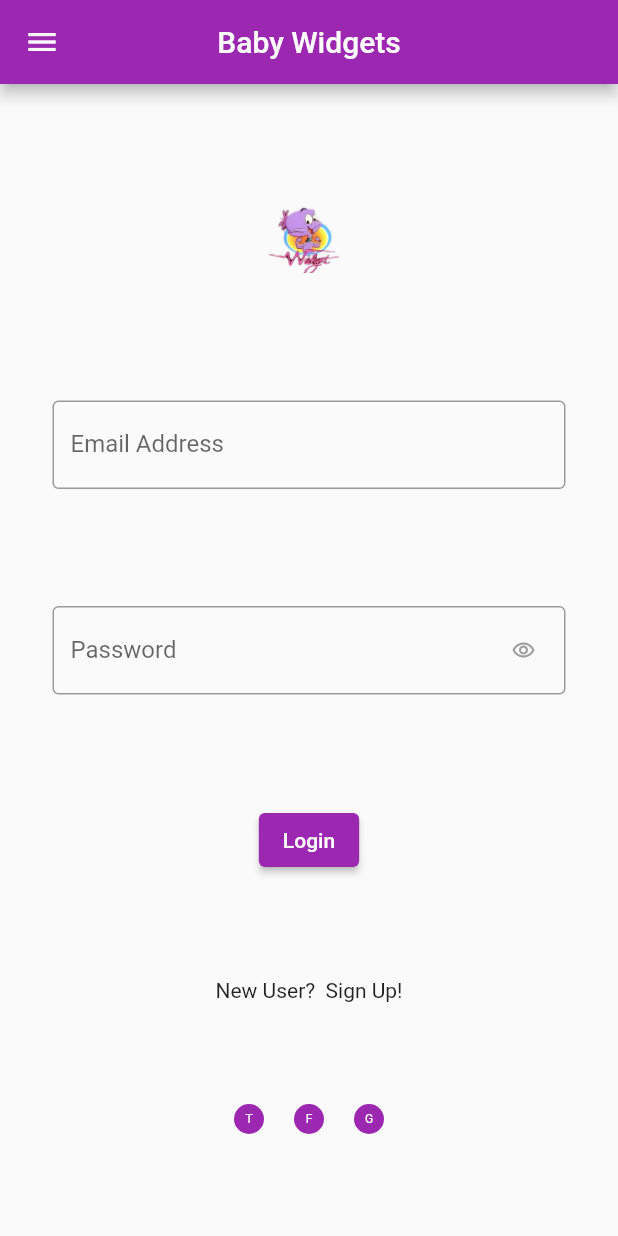
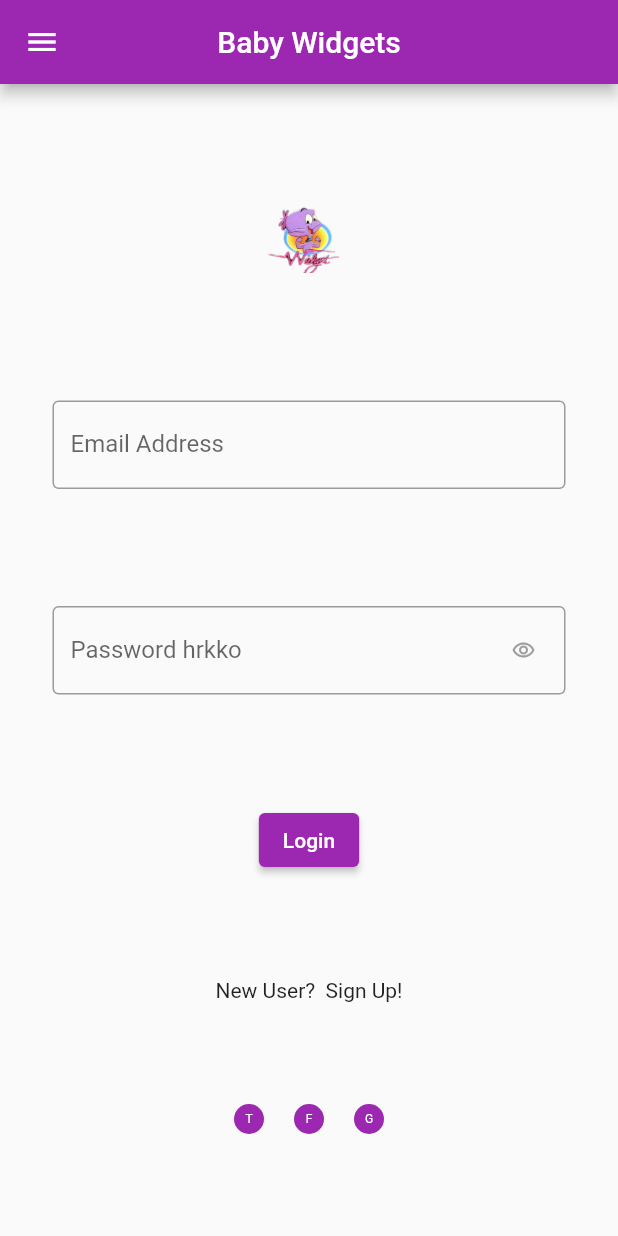
Before and after one commit to KosiChukwukwe/first_app, a Flutter app: the screen it shows after launch, on a phone screen of 412 x 824 dp. Run offline on Flutter 3.47's test engine with Material 2 defaults, Android fonts, the phone set to English and light mode, and no system bars.

Commit message:
change text

```diff
--- a/lib/widgets/password_entry.dart
+++ b/lib/widgets/password_entry.dart
@@ -24,7 +24,7 @@ class _PasswordEntryState extends State<PasswordEntry> {
           obscureText: widget.viewPassword,
           decoration: InputDecoration(
             border: OutlineInputBorder(),
-            labelText: "Password",
+            labelText: "Password hrkko",
           ),
           keyboardType: TextInputType.number,
       ),
```
